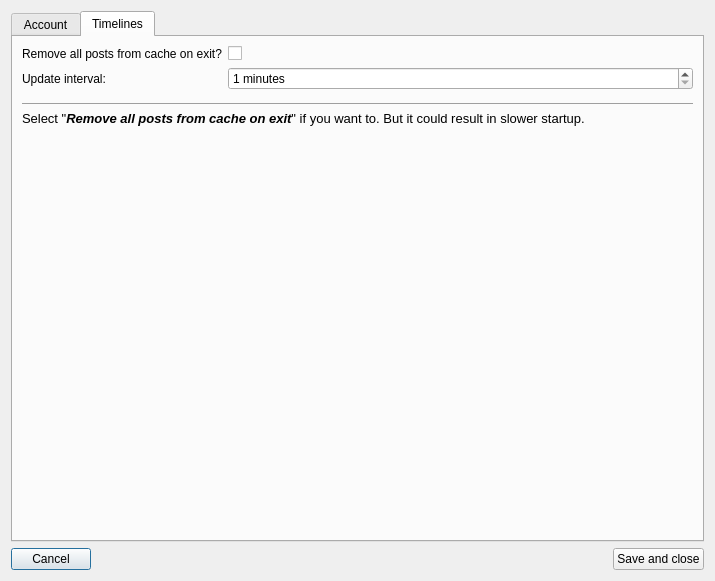
Before: the Qt Designer form src/ui/settings.ui in pztrn/qtdenter-old, drawn with Qt 5.
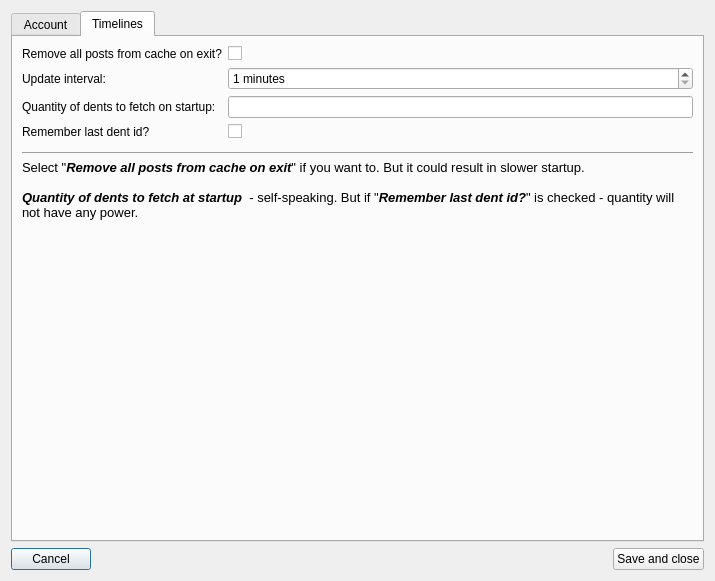
After: the same form once the commit is applied. The open tabs and pages were chosen to show the change.

Commit message: Fetching specified quantity of dents on startup, fetching all dents from last id on startup done

Diff of the .ui file:
```diff
--- a/src/ui/settings.ui
+++ b/src/ui/settings.ui
@@ -152,6 +152,42 @@
        <string>Timelines</string>
       </attribute>
       <layout class="QGridLayout" name="gridLayout_3">
+       <item row="1" column="0">
+        <widget class="QLabel" name="label_8">
+         <property name="sizePolicy">
+          <sizepolicy hsizetype="Preferred" vsizetype="Preferred">
+           <horstretch>0</horstretch>
+           <verstretch>0</verstretch>
+          </sizepolicy>
+         </property>
+         <property name="text">
+          <string>&lt;!DOCTYPE HTML PUBLIC &quot;-//W3C//DTD HTML 4.0//EN&quot; &quot;http://www.w3.org/TR/REC-html40/strict.dtd&quot;&gt;
+&lt;html&gt;&lt;head&gt;&lt;meta name=&quot;qrichtext&quot; content=&quot;1&quot; /&gt;&lt;style type=&quot;text/css&quot;&gt;
+p, li { white-space: pre-wrap; }
+&lt;/style&gt;&lt;/head&gt;&lt;body style=&quot; font-family:'PT Sans'; font-size:10pt; font-weight:400; font-style:normal;&quot;&gt;
+&lt;hr /&gt;
+&lt;p style=&quot; margin-top:0px; margin-bottom:0px; margin-left:0px; margin-right:0px; -qt-block-indent:0; text-indent:0px;&quot;&gt;Select &amp;quot;&lt;span style=&quot; font-weight:600; font-style:italic;&quot;&gt;Remove all posts from cache on exit&lt;/span&gt;&amp;quot; if you want to. But it could result in slower startup.&lt;/p&gt;
+&lt;p style=&quot;-qt-paragraph-type:empty; margin-top:0px; margin-bottom:0px; margin-left:0px; margin-right:0px; -qt-block-indent:0; text-indent:0px;&quot;&gt;&lt;br /&gt;&lt;/p&gt;
+&lt;p style=&quot; margin-top:0px; margin-bottom:0px; margin-left:0px; margin-right:0px; -qt-block-indent:0; text-indent:0px;&quot;&gt;&lt;span style=&quot; font-weight:600; font-style:italic;&quot;&gt;Quantity of dents to fetch at startup&lt;/span&gt;  - self-speaking. But if &amp;quot;&lt;span style=&quot; font-weight:600; font-style:italic;&quot;&gt;Remember last dent id?&lt;/span&gt;&amp;quot; is checked - quantity will not have any power.&lt;/p&gt;&lt;/body&gt;&lt;/html&gt;</string>
+         </property>
+         <property name="wordWrap">
+          <bool>true</bool>
+         </property>
+        </widget>
+       </item>
+       <item row="2" column="0">
+        <spacer name="verticalSpacer_2">
+         <property name="orientation">
+          <enum>Qt::Vertical</enum>
+         </property>
+         <property name="sizeHint" stdset="0">
+          <size>
+           <width>20</width>
+           <height>40</height>
+          </size>
+         </property>
+        </spacer>
+       </item>
        <item row="0" column="0">
         <layout class="QFormLayout" name="formLayout_2">
          <item row="0" column="0">
@@ -200,35 +236,32 @@
            </property>
           </widget>
          </item>
+         <item row="2" column="0">
+          <widget class="QLabel" name="label_10">
+           <property name="text">
+            <string>Quantity of dents to fetch on startup:</string>
+           </property>
+          </widget>
+         </item>
+         <item row="2" column="1">
+          <widget class="QLineEdit" name="dents_quantity"/>
+         </item>
+         <item row="3" column="0">
+          <widget class="QLabel" name="label_11">
+           <property name="text">
+            <string>Remember last dent id?</string>
+           </property>
+          </widget>
+         </item>
+         <item row="3" column="1">
+          <widget class="QCheckBox" name="remember_last_dentid">
+           <property name="text">
+            <string/>
+           </property>
+          </widget>
+         </item>
         </layout>
        </item>
-       <item row="4" column="0">
-        <spacer name="verticalSpacer_2">
-         <property name="orientation">
-          <enum>Qt::Vertical</enum>
-         </property>
-         <property name="sizeHint" stdset="0">
-          <size>
-           <width>20</width>
-           <height>40</height>
-          </size>
-         </property>
-        </spacer>
-       </item>
-       <item row="3" column="0">
-        <widget class="QLabel" name="label_8">
-         <property name="text">
-          <string>&lt;!DOCTYPE HTML PUBLIC &quot;-//W3C//DTD HTML 4.0//EN&quot; &quot;http://www.w3.org/TR/REC-html40/strict.dtd&quot;&gt;
-&lt;html&gt;&lt;head&gt;&lt;meta name=&quot;qrichtext&quot; content=&quot;1&quot; /&gt;&lt;style type=&quot;text/css&quot;&gt;
-p, li { white-space: pre-wrap; }
-&lt;/style&gt;&lt;/head&gt;&lt;body style=&quot; font-family:'PT Sans'; font-size:10pt; font-weight:400; font-style:normal;&quot;&gt;&lt;hr&gt;
-&lt;p style=&quot; margin-top:0px; margin-bottom:0px; margin-left:0px; margin-right:0px; -qt-block-indent:0; text-indent:0px;&quot;&gt;Select &amp;quot;&lt;span style=&quot; font-weight:600; font-style:italic;&quot;&gt;Remove all posts from cache on exit&lt;/span&gt;&amp;quot; if you want to. But it could result in slower startup.&lt;/p&gt;&lt;/body&gt;&lt;/html&gt;</string>
-         </property>
-         <property name="wordWrap">
-          <bool>true</bool>
-         </property>
-        </widget>
-       </item>
       </layout>
      </widget>
     </widget>
```
Left out of the diff: 2 changed lines with no effect on the pictures. The commit also changes 3 other files.
